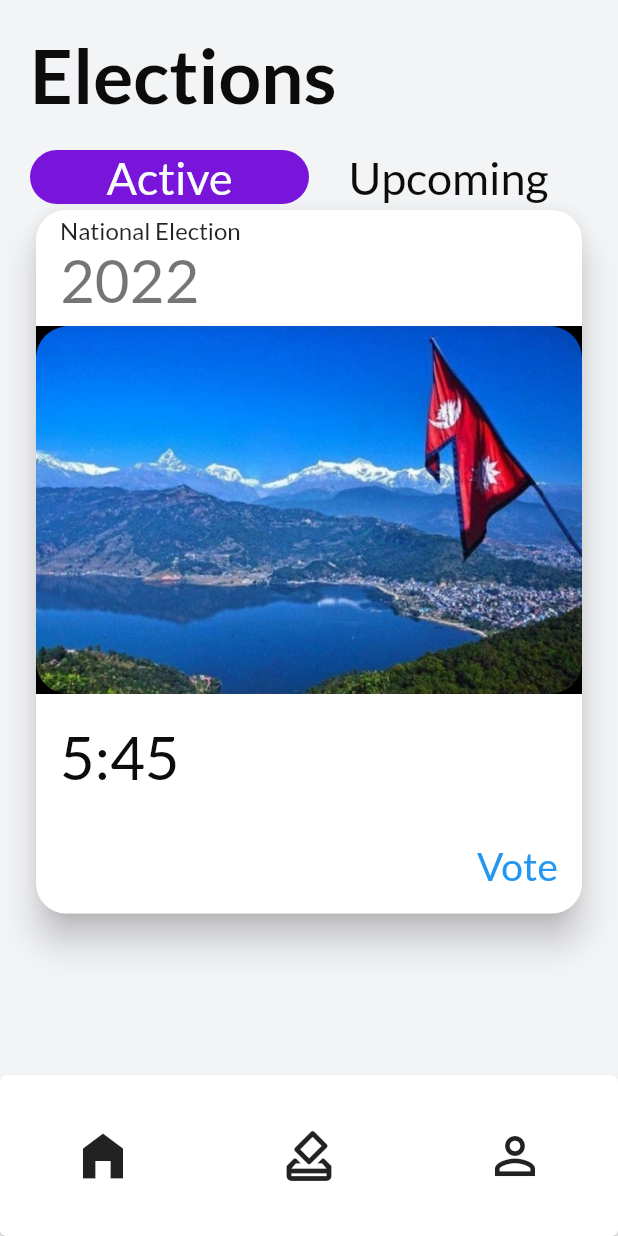
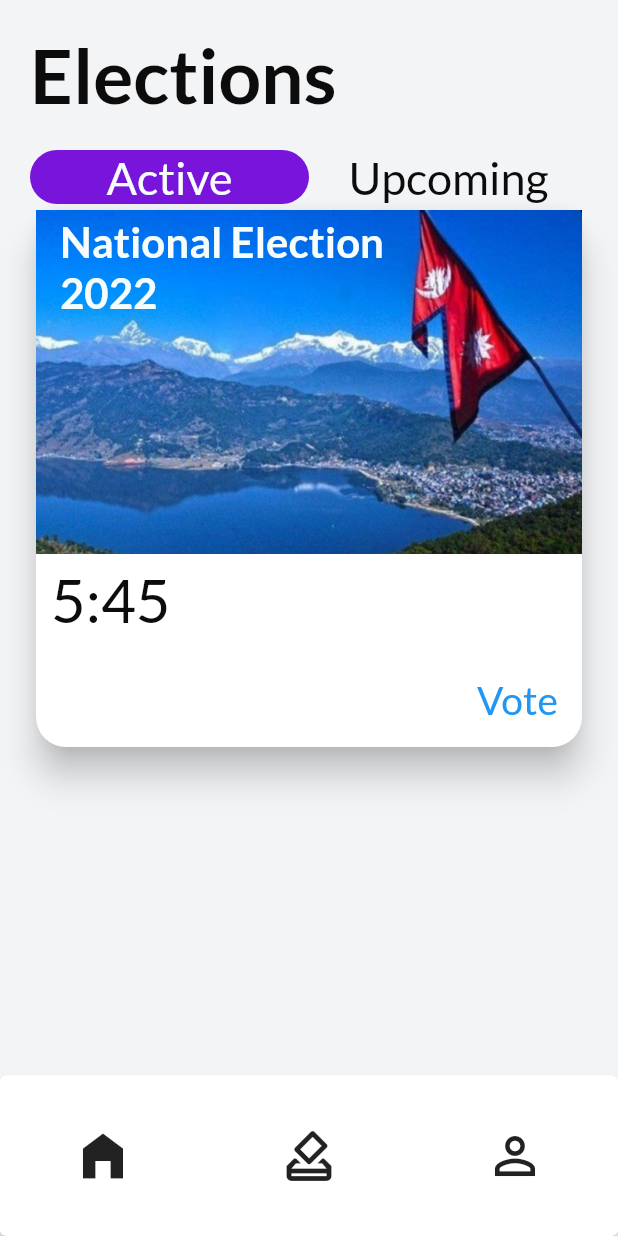
Before and after one commit to SqueezedLemon/Votiface, a Flutter app: the screen it shows once a user with an empty profile is signed in, on a phone screen of 412 x 824 dp. Run offline on Flutter 3.47's test engine with Material 2 defaults, Android fonts, the light colour scheme and no system bars; our stand-ins replace cloud_firestore, firebase_auth, firebase_core, firebase_storage, fluttertoast, image_picker and 2 more; missing offline and left inert: web3dart; accounts and stored records are empty; network calls fail.

Commit message:
minor changes

```diff
--- a/lib/screens/vote/vote_screen.dart
+++ b/lib/screens/vote/vote_screen.dart
@@ -1,4 +1,6 @@
 import 'dart:ui';
+import 'package:flutter/widgets.dart';
+
 import '../vote/components/body.dart';
 import 'package:firebase_auth/firebase_auth.dart';
 import 'package:flutter/material.dart';
@@ -33,7 +35,7 @@ class _VoteScreenState extends State<VoteScreen> {
             'Elections',
             style: TextStyle(fontSize: 50, fontWeight: FontWeight.bold),
           ),
-          SizedBox(width: double.infinity, height: kDefaultPadding),
+          const SizedBox(width: double.infinity, height: kDefaultPadding),
           Row(
             mainAxisAlignment: MainAxisAlignment.spaceAround,
             children: [
@@ -107,20 +109,37 @@ class _VoteScreenState extends State<VoteScreen> {
                 borderRadius: BorderRadius.circular(20.0),
               ),
               elevation: 10.0,
+              child: Container(
+                decoration: const BoxDecoration(
+                  image: DecorationImage(
+                    image: AssetImage("assets/ElectionBanner.png"),
+                    fit: BoxFit.contain,
+                    alignment: Alignment.topCenter,
+                  ),
+                ),
                 child: Column(
                   children: [
                     ListTile(
-                    title: Text(heading),
-                    subtitle: Text(subheading),
+                      title: Text(
+                        heading,
+                        style: const TextStyle(
+                            color: kTextPColor,
+                            fontSize: 28,
+                            fontWeight: FontWeight.w800),
                       ),
-                  SizedBox(
-                      height: 250.0,
-                      child: Image.asset(
-                        "assets/ElectionBanner.png",
-                        fit: BoxFit.contain,
-                      )),
+                      subtitle: Text(
+                        subheading,
+                        style: const TextStyle(
+                            color: kTextPColor,
+                            fontSize: 28,
+                            fontWeight: FontWeight.w800),
+                      ),
+                    ),
+                    const SizedBox(
+                      height: 150.0,
+                    ),
                     Container(
-                    padding: const EdgeInsets.all(16.0),
+                      padding: const EdgeInsets.all(10.0),
                       alignment: Alignment.centerLeft,
                       child: Text(supportingText),
                     ),
@@ -138,6 +157,7 @@ class _VoteScreenState extends State<VoteScreen> {
                   ],
                 ),
               ),
+            ),
             decoration: BoxDecoration(
               borderRadius: BorderRadius.circular(50),
             ),
```
Also changed, not shown: lib/screens/account/account_screen.dart (+13 -11 lines), lib/screens/wallet_info/wallet_info.dart (+17 -51 lines), assets/ElectionBanner.png. Lines whose indentation alone changed are shown as unchanged.
